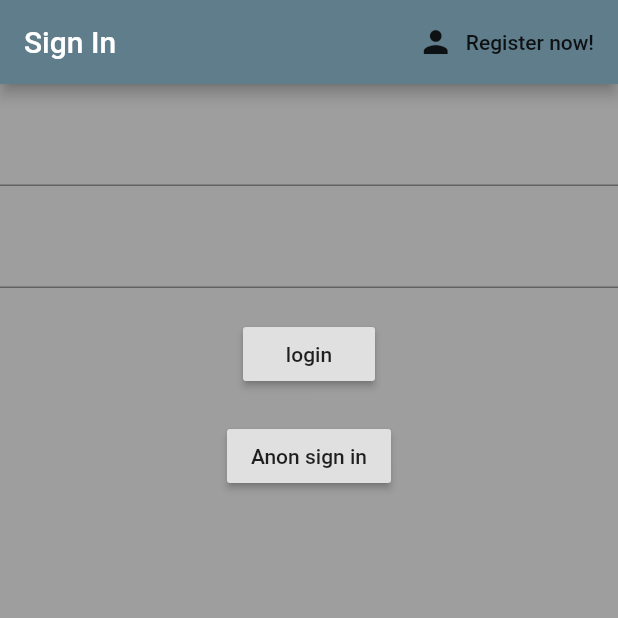
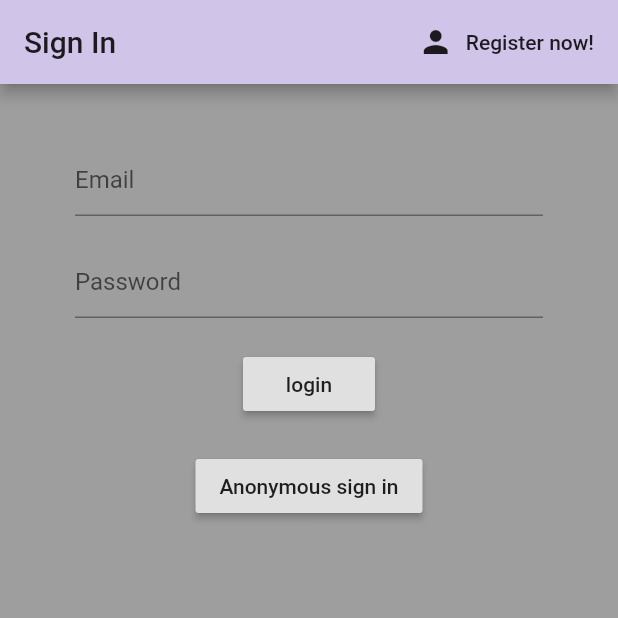
Before and after one commit to LamHuiKi/FYP, a Flutter app: the screen it shows after launch, on a phone screen of 412 x 824 dp, the top half of it. Run offline on Flutter 3.47's test engine with Material 2 defaults, Android fonts, the phone set to English and light mode, and no system bars; our stand-ins replace cloud_firestore, firebase_auth, firebase_core, firebase_messaging, flutter_spinkit; missing offline and left inert: qr_code_scanner; accounts and stored records are empty.

```diff
--- a/lib/main.dart
+++ b/lib/main.dart
@@ -19,6 +19,10 @@ class MyApp extends StatelessWidget {
     return StreamProvider<MyUserInfo>.value(
       value: AuthService().user,
       child: MaterialApp(
+        debugShowCheckedModeBanner: false,
+        theme: ThemeData(
+          primaryColor: Colors.deepPurple[100]
+        ) ,
         home: Wrapper(),
       ),
     );
--- a/lib/pages/auth/signIn.dart
+++ b/lib/pages/auth/signIn.dart
@@ -22,7 +22,7 @@ class _SignInState extends State<SignIn> {
     return Scaffold(
       backgroundColor: Colors.grey,
       appBar: AppBar(
-        backgroundColor: Colors.blueGrey,
+        //backgroundColor: Colors.blueGrey,
         title: Text('Sign In'),
         actions: [
           FlatButton.icon(
@@ -36,6 +36,8 @@ class _SignInState extends State<SignIn> {
       ),
 
       body: SingleChildScrollView(
+              child: Container(
+                padding: EdgeInsets.symmetric(vertical: 20.0, horizontal: 50.0),
                 child: Column(
           children: [
             Form(
@@ -44,6 +46,9 @@ class _SignInState extends State<SignIn> {
                   children: [
                     SizedBox(height: 20),
                     TextFormField(
+                      decoration: InputDecoration(
+                        hintText: 'Email',
+                      ),
                       validator: (val) => val.isEmpty? 'Enter an email la' : null,
                       onChanged: (val){
                         setState(() => email = val);
@@ -51,6 +56,9 @@ class _SignInState extends State<SignIn> {
                     ),
                     SizedBox(height: 20),
                     TextFormField(
+                      decoration: InputDecoration(
+                        hintText: 'Password',
+                      ),
                       obscureText: true,
                       validator: (val) => val.isEmpty? 'Enter a password la' : null,
                       onChanged: (val){
@@ -78,7 +86,7 @@ class _SignInState extends State<SignIn> {
             Container(
                 padding: EdgeInsets.symmetric(vertical: 20, horizontal: 50),
                 child: RaisedButton(
-                child: Text('Anon sign in'),
+                  child: Text('Anonymous sign in'),
                   onPressed: () async{
 
                     dynamic result = await _auth.signInAnon();
@@ -102,6 +110,7 @@ class _SignInState extends State<SignIn> {
             ),
           ],
         ),
+              ),
       )
     );
   }
--- a/lib/pages/home/wrapper.dart
+++ b/lib/pages/home/wrapper.dart
@@ -4,7 +4,7 @@ import 'package:firebase1/pages/home/home.dart';
 import 'package:flutter/material.dart';
 import 'package:firebase1/models/user.dart';
 import 'package:provider/provider.dart';
-
+//import 'package:firebase1/services/pushNotification.dart';
 class Wrapper extends StatelessWidget {
   @override
   Widget build(BuildContext context) {
--- a/lib/services/pushNotification.dart
+++ b/lib/services/pushNotification.dart
@@ -1,15 +1,135 @@
-//import 'package:firebase_messaging/firebase_messaging.dart';
+import 'package:firebase_messaging/firebase_messaging.dart';
 import 'package:flutter/material.dart';
+import 'package:http/http.dart' as http;
+import 'dart:convert';
+import 'dart:async';
 
-/*class PushNotificationService {
-  final FirebaseMessaging _fcm = FirebaseMessaging();
+/*
 
-  Future initialise() async {
+class PushNotification extends StatelessWidget {
 
-    _fcm.configure(
+  final String serverToken = 'AAAA8cWJt68:APA91bFURA7zJEcvuqKlHJgkumyRRsWK1eGV2onEzwe5rCdLjx-XgWLqS2wwtIODsJ0IToSdE_lpJCa_-d7UX01rm6WEauqKJR0SHAa2VSaMxMW3TNGFCqpT7GJfEtaBu46omwBSSRou';
+  final FirebaseMessaging firebaseMessaging = FirebaseMessaging();
+_getToken()async{
+    await firebaseMessaging.getToken().then((device){print('token: $device');});
+  }
+Future<Map<String, dynamic>> sendAndRetrieveMessage() async {
+
+  await http.post(
+    'https://fcm.googleapis.com/fcm/send',
+     headers: <String, String>{
+       'Content-Type': 'application/json',
+       'Authorization': 'key=$serverToken',
+     },
+     body: jsonEncode(
+     <String, dynamic>{
+       'notification': <String, dynamic>{
+         'body': 'this is a body',
+         'title': 'this is a title'
+       },
+       'priority': 'high',
+       'data': <String, dynamic>{
+         'click_action': 'FLUTTER_NOTIFICATION_CLICK',
+         'id': '1',
+         'status': 'done'
+       },
+       'to': await firebaseMessaging.getToken(),
+     },
+    ),
+  );
+
+
+
+  final Completer<Map<String, dynamic>> completer =
+     Completer<Map<String, dynamic>>();
+
+  firebaseMessaging.configure(
+    onMessage: (Map<String, dynamic> message) async {
+      completer.complete(message);
+    },
+  );
+
+  return completer.future;
+
+}
+
+  @override
+  Widget build(BuildContext context) {
+    return Scaffold(
+      appBar: AppBar(),
+      body: IconButton(
+        icon: Icon(Icons.ac_unit),
+        onPressed: ()async{await sendAndRetrieveMessage(); await _getToken();},
+      )
+    );
+  }
+
+}*/
+
+class PushNotification extends StatefulWidget {
+
+  @override
+  _PushNotificationState createState() => _PushNotificationState();
+}
+
+class _PushNotificationState extends State<PushNotification> {
+  final String serverToken = 'AAAA8cWJt68:APA91bFURA7zJEcvuqKlHJgkumyRRsWK1eGV2onEzwe5rCdLjx-XgWLqS2wwtIODsJ0IToSdE_lpJCa_-d7UX01rm6WEauqKJR0SHAa2VSaMxMW3TNGFCqpT7GJfEtaBu46omwBSSRou';
+
+  final FirebaseMessaging firebaseMessaging = FirebaseMessaging();
+
+_getToken()async{
+    await firebaseMessaging.getToken().then((device){print('token: $device');});
+  }
+
+Future<Map<String, dynamic>> sendAndRetrieveMessage() async {
+
+  await http.post(
+    'https://fcm.googleapis.com/fcm/send',
+     headers: <String, String>{
+       'Content-Type': 'application/json',
+       'Authorization': 'key=$serverToken',
+     },
+     body: jsonEncode(
+     <String, dynamic>{
+       'notification': <String, dynamic>{
+         'body': 'this is a body',
+         'title': 'this is a title'
+       },
+       'priority': 'high',
+       'data': <String, dynamic>{
+         'click_action': 'FLUTTER_NOTIFICATION_CLICK',
+         'id': '1',
+         'status': 'done'
+       },
+       'to': await firebaseMessaging.getToken(),
+     },
+    ),
+  );
+
+
+  final Completer<Map<String, dynamic>> completer =
+     Completer<Map<String, dynamic>>();
+
+  firebaseMessaging.configure(
+    onMessage: (Map<String, dynamic> message) async {
+      completer.complete(message);
+      print('message!: $message');
+    },
+  );
+
+  return completer.future;
+
+}
+
+
+@override
+  void initState() {
+    super.initState();
+    firebaseMessaging.configure(
       onMessage: (Map<String, dynamic> message) async {
         print("onMessage: $message");
       },
+      //onBackgroundMessage: myBackgroundMessageHandler,
       onLaunch: (Map<String, dynamic> message) async {
         print("onLaunch: $message");
       },
@@ -17,19 +137,20 @@ import 'package:flutter/material.dart';
         print("onResume: $message");
       },
     );
+    firebaseMessaging.getToken().then((String token) {
+      assert(token != null);
+
+    });
   }
-}*/
 
-class FirebaseMessaging extends StatefulWidget {
-  @override
-  _FirebaseMessagingState createState() => _FirebaseMessagingState();
-}
-
-class _FirebaseMessagingState extends State<FirebaseMessaging> {
   @override
   Widget build(BuildContext context) {
-    return Container(
-
+    return Scaffold(
+      appBar: AppBar(),
+      body: IconButton(
+        icon: Icon(Icons.ac_unit),
+        onPressed: ()async{await sendAndRetrieveMessage(); await _getToken();},
+      )
     );
   }
 }
--- a/lib/services/qr.dart
+++ b/lib/services/qr.dart
@@ -46,6 +46,7 @@ class _QRViewExampleState extends State<QRViewExample> {
                   if (result != null)
                     Text(
                         'Barcode Type: ${describeEnum(result.format)}   Data: ${result.code}')
+                        //dnjsndjsdjnd
                   else
                     Text('Scan a code'),
                   Row(
@@ -103,7 +104,8 @@ class _QRViewExampleState extends State<QRViewExample> {
                         child: RaisedButton(
                           onPressed: () {
                             controller?.resumeCamera();
-                            Navigator.pop(context);
+                            //Navigator.pop(context);
+                            Navigator.pop(context, result?.code??".......");
                           },
                           child: Text('resume', style: TextStyle(fontSize: 20)),
                         ),
--- a/pubspec.yaml
+++ b/pubspec.yaml
@@ -30,6 +30,7 @@ dependencies:
   qr_code_scanner: ^0.3.0
   flutter_spinkit: "^4.1.2"
   firebase_messaging: ^7.0.3
+  http: ^0.12.2
 
 
   # The following adds the Cupertino Icons font to your application.
```
Also changed, not shown: lib/pages/home/home.dart (+6 -5 lines), lib/pages/home/orderTile.dart (+5 -2 lines), lib/services/database.dart (+9 -1 lines), pubspec.lock, 1 other file. Lines whose indentation alone changed are shown as unchanged.
